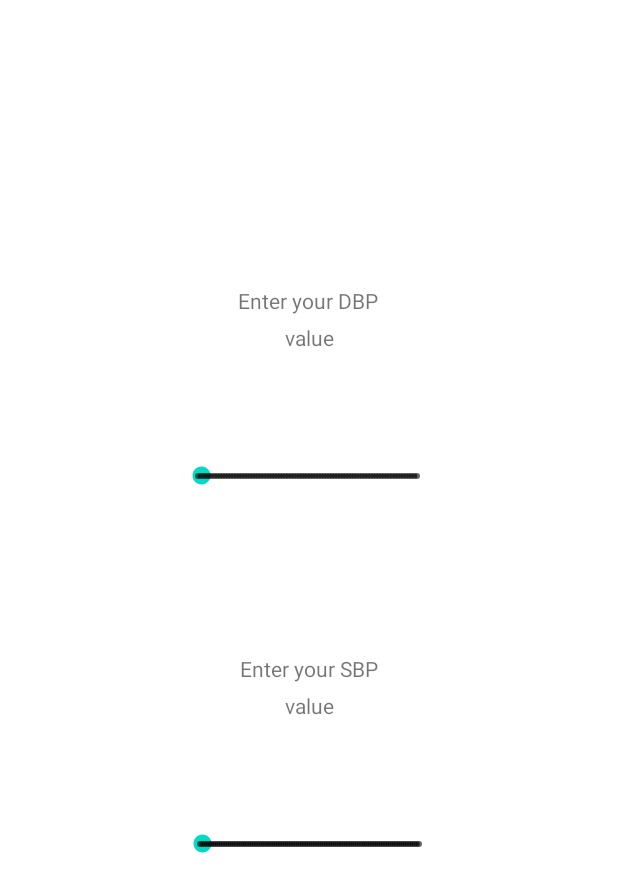
After one commit to penguinsstar/CapstoneProject, an Android app: the layout fragment_settings_calibrate_dialog.xml on its own in the app's theme, with its tools: preview values and no code run, on a phone screen of 412 x 824 dp. The commit adds this screen. Shown: the top 892 px of the screen. Run offline under Robolectric (Android 15) with nearby library versions, the phone set to English and light mode, and no system bars; network calls fail.

Commit message:
Added calibration settings

```diff
--- /dev/null
+++ b/app/src/main/res/layout/fragment_settings_calibrate_dialog.xml
@@ -0,0 +1,76 @@
+<?xml version="1.0" encoding="utf-8"?>
+<androidx.constraintlayout.widget.ConstraintLayout xmlns:android="http://schemas.android.com/apk/res/android"
+    xmlns:app="http://schemas.android.com/apk/res-auto"
+    xmlns:tools="http://schemas.android.com/tools"
+    android:layout_width="match_parent"
+    android:layout_height="match_parent"
+    tools:context=".ui.home.HomeFragment">
+
+    <SeekBar
+        android:id="@+id/idSBPSeekBar"
+        style="@style/Widget.AppCompat.SeekBar.Discrete"
+        android:layout_width="178dp"
+        android:layout_height="155dp"
+        android:layout_marginTop="5dp"
+        android:max="100"
+        android:progress="1"
+        app:layout_constraintEnd_toEndOf="parent"
+        app:layout_constraintStart_toStartOf="parent"
+        app:layout_constraintTop_toBottomOf="@+id/idSBPValue" />
+
+    <SeekBar
+        android:id="@+id/idDBPSeekBar"
+        style="@style/Widget.AppCompat.SeekBar.Discrete"
+        android:layout_width="178dp"
+        android:layout_height="155dp"
+        android:layout_marginTop="5dp"
+        android:max="80"
+        android:progress="1"
+        app:layout_constraintEnd_toEndOf="parent"
+        app:layout_constraintHorizontal_bias="0.497"
+        app:layout_constraintStart_toStartOf="parent"
+        app:layout_constraintTop_toBottomOf="@+id/idDBPValue" />
+
+    <TextView
+        android:id="@+id/idDBPLabel"
+        android:layout_width="wrap_content"
+        android:layout_height="wrap_content"
+        android:text="Enter your DBP"
+        app:layout_constraintBottom_toBottomOf="parent"
+        app:layout_constraintEnd_toEndOf="parent"
+        app:layout_constraintHorizontal_bias="0.498"
+        app:layout_constraintStart_toStartOf="parent"
+        app:layout_constraintTop_toTopOf="parent"
+        app:layout_constraintVertical_bias="0.237" />
+
+    <TextView
+        android:id="@+id/idSBPLabel"
+        android:layout_width="wrap_content"
+        android:layout_height="wrap_content"
+        android:text="Enter your SBP"
+        app:layout_constraintBottom_toBottomOf="parent"
+        app:layout_constraintEnd_toEndOf="parent"
+        app:layout_constraintStart_toStartOf="parent"
+        app:layout_constraintTop_toBottomOf="@+id/idDBPSeekBar"
+        app:layout_constraintVertical_bias="0.100000024" />
+
+    <TextView
+        android:id="@+id/idDBPValue"
+        android:layout_width="wrap_content"
+        android:layout_height="wrap_content"
+        android:layout_marginTop="5dp"
+        android:text="value"
+        app:layout_constraintEnd_toEndOf="parent"
+        app:layout_constraintStart_toStartOf="parent"
+        app:layout_constraintTop_toBottomOf="@+id/idDBPLabel" />
+
+    <TextView
+        android:id="@+id/idSBPValue"
+        android:layout_width="wrap_content"
+        android:layout_height="wrap_content"
+        android:layout_marginTop="5dp"
+        android:text="value"
+        app:layout_constraintEnd_toEndOf="parent"
+        app:layout_constraintStart_toStartOf="parent"
+        app:layout_constraintTop_toBottomOf="@+id/idSBPLabel" />
+</androidx.constraintlayout.widget.ConstraintLayout>
```
Also changed, not shown: app/src/main/java/com/example/chironsolutions/ui/settings/SettingsFragment.kt (+111 -0 lines), app/src/main/res/layout/fragment_settings.xml (+13 -1 lines).
